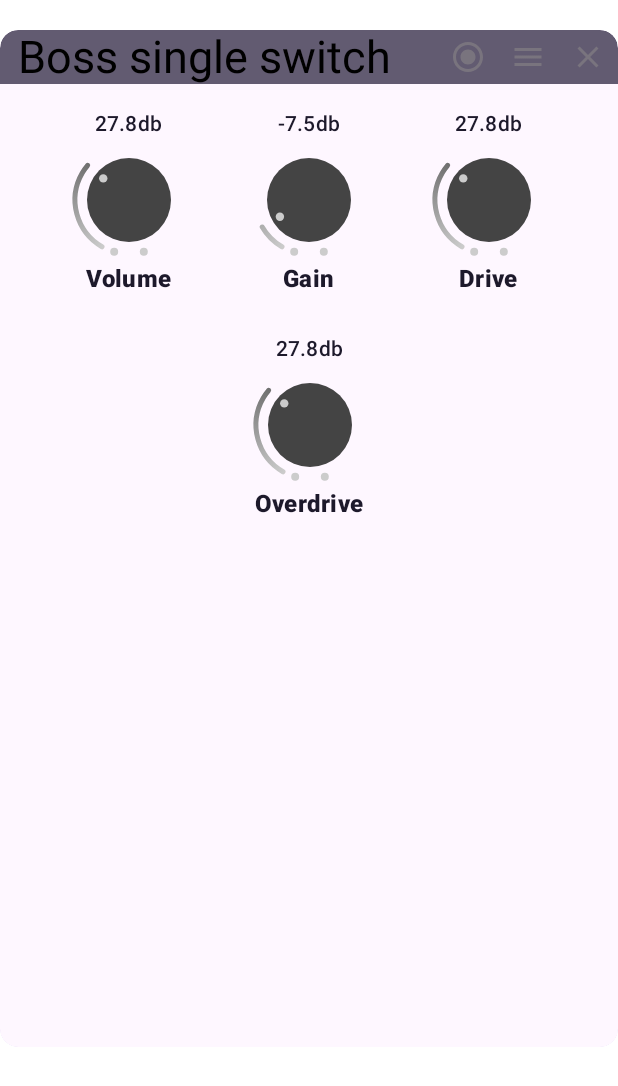
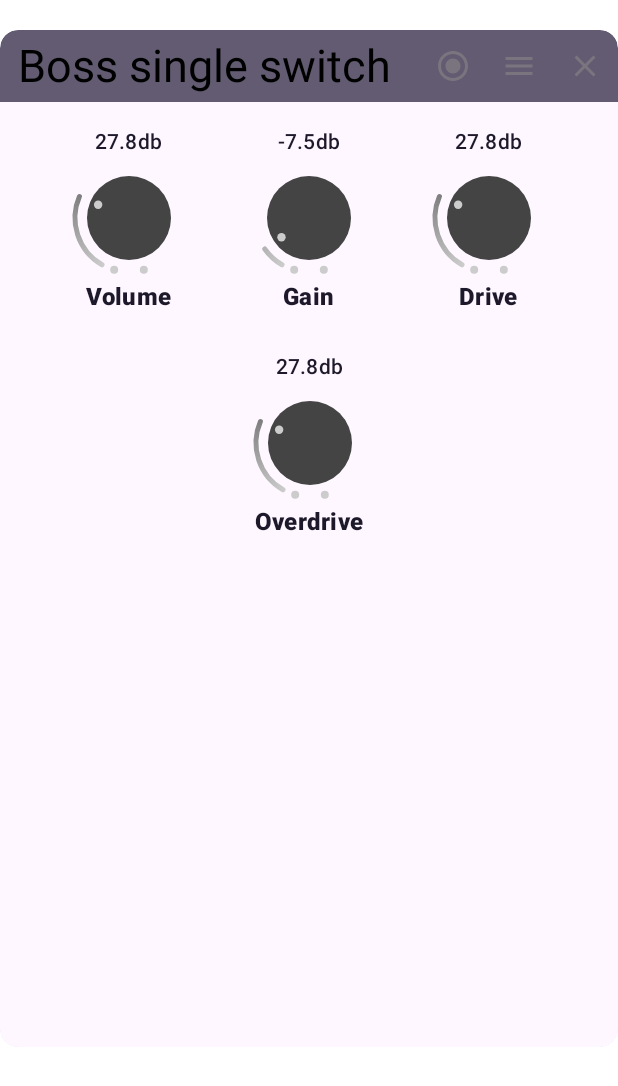
Before and after one commit to arutemu/pedalboard, an Android app built with Jetpack Compose: the @Preview function PedalboardMobileCardPreview, on a phone screen of 412 x 824 dp. Shown: the top 1086 px of the screen. Run offline under Robolectric (Android 15) with nearby library versions, the phone set to English and light mode, and no system bars.

Commit message:
Changes: - fixed Knob angle calculation - fixed some colours (regression after all lib updates) - cleaned up code a bit (fixed few typos)

```diff
--- a/app/src/main/java/com/mukuro/pedalboard/data/local/PluginElementType.kt
+++ b/app/src/main/java/com/mukuro/pedalboard/data/PluginElementType.kt
@@ -1,4 +1,4 @@
-package com.mukuro.pedalboard.data.local
+package com.mukuro.pedalboard.data
 
 enum class PluginElementType {
     Knob, Switch, Slider, RangeSlider, Selector
--- a/app/src/main/java/com/mukuro/pedalboard/ui/PedalboardListContent.kt
+++ b/app/src/main/java/com/mukuro/pedalboard/ui/PedalboardListContent.kt
@@ -242,7 +242,7 @@ fun PedalboardPluginsList(
         LazyRow(
             modifier = modifier
                 .clip(shape = RoundedCornerShape(36.dp,0.dp,0.dp,0.dp))
-                .background(MaterialTheme.colorScheme.surfaceVariant),
+                .background(MaterialTheme.colorScheme.surfaceDim), // color is fucked after libs update
                 //.padding(vertical = 12.dp),
             contentPadding = PaddingValues(
                 start = 24.dp,
--- a/app/src/main/java/com/mukuro/pedalboard/ui/components/PedalboardPluginCard.kt
+++ b/app/src/main/java/com/mukuro/pedalboard/ui/components/PedalboardPluginCard.kt
@@ -66,7 +66,6 @@ import kotlin.math.cos
 import kotlin.math.sin
 import androidx.compose.ui.tooling.preview.Preview
 import com.mukuro.pedalboard.data.Knob
-import com.mukuro.pedalboard.data.PluginElement
 import com.mukuro.pedalboard.data.RangeSlider
 import com.mukuro.pedalboard.data.Slider
 import com.mukuro.pedalboard.data.Switch
@@ -157,7 +156,7 @@ fun PedalboardPluginCard(
                 Row(
                     verticalAlignment = Alignment.CenterVertically,
                     modifier = Modifier
-                        //.height(48.dp)
+                        .height(48.dp)
                         .fillMaxWidth()
                         //.padding(top = 12.dp)
                         .background(MaterialTheme.colorScheme.secondary)
@@ -180,7 +179,7 @@ fun PedalboardPluginCard(
                     IconButton( // Icon 1
                         onClick = { /*TODO*/ },
                         modifier = Modifier
-                            .size(36.dp)
+                            .size(40.dp)
                             .padding(end = 4.dp)
                         //.align(Alignment.Vertical)
                         //.clip(CircleShape)
@@ -196,7 +195,7 @@ fun PedalboardPluginCard(
                     IconButton( // Icon 2
                         onClick = { /*TODO*/ },
                         modifier = Modifier
-                            .size(36.dp)
+                            .size(40.dp)
                             .padding(end = 4.dp)
                         //.align(Alignment.Vertical)
                         //.clip(CircleShape)
@@ -212,7 +211,7 @@ fun PedalboardPluginCard(
                     IconButton( // Icon 3
                         onClick = { /*TODO*/ },
                         modifier = Modifier
-                            .size(36.dp)
+                            .size(40.dp)
                             .padding(end = 4.dp)
                         //.align(Alignment.Vertical)
                         //.clip(CircleShape)
@@ -359,7 +358,7 @@ fun VolumeKnob(
                 //val indicatorRadius = radius - 20.dp.toPx()
                 val indicatorRadius = radius * 0.2f
                 val angleOffset = 60 // Offset the angle by 150 degrees to start at 7 and end at 5
-                val angleInDegrees = (angle * 360).coerceIn(0f, 300f) // SOMETHING FISHY HERE // MY CODE
+                val angleInDegrees = (angle * 360) / 1.2f //.coerceIn(0f, 300f) // SOMETHING FISHY HERE // MY CODE // FIXED EHHEHEHE :3
                 val indicatorOffsetX = (radius - indicatorRadius) * cos(Math.toRadians(angleInDegrees.toDouble()-angleOffset.toDouble())).toFloat()
                 val indicatorOffsetY = (radius - indicatorRadius) * sin(Math.toRadians(angleInDegrees.toDouble()-angleOffset.toDouble())).toFloat()
                 val indicatorCenterX = centerX - indicatorOffsetX
--- a/app/src/main/java/com/mukuro/pedalboard/ui/theme/Theme.kt
+++ b/app/src/main/java/com/mukuro/pedalboard/ui/theme/Theme.kt
@@ -57,10 +57,6 @@ fun PedalboardTheme(
     if (!view.isInEditMode) {
         SideEffect {
             val window = (view.context as Activity).window
-            //window.clearFlags(WindowManager.LayoutParams.FLAG_TRANSLUCENT_STATUS)
-            //window.addFlags(WindowManager.LayoutParams.FLAG_DRAWS_SYSTEM_BAR_BACKGROUNDS)
-            //window.statusBarColor = Color.Transparent.toArgb()
-            //window.navigationBarColor = Color.Transparent.toArgb()
 
             window.statusBarColor = colorScheme.primary.toArgb() // Original
             //window.statusBarColor = colorScheme.inverseOnSurface.toArgb() // for the same color as the top bar, but with font color issue
--- a/app/src/main/java/com/mukuro/pedalboard/ui/utils/WindowStateUtils.kt
+++ b/app/src/main/java/com/mukuro/pedalboard/ui/utils/WindowStateUtils.kt
@@ -54,7 +54,7 @@ fun isSeparating(foldFeature: FoldingFeature?): Boolean {
  * Different type of navigation supported by app depending on device size and state.
  */
 enum class PedalboardNavigationType {
-    BOTTOM_NAVIGATION, NAVIGATION_RAIL, PERMANENT_NAVIGATION_DRAWER, DISMISSABLE_NAVIGATION_DRAWER
+    BOTTOM_NAVIGATION, NAVIGATION_RAIL, PERMANENT_NAVIGATION_DRAWER, DISMISSIBLE_NAVIGATION_DRAWER
 }
 
 /**
```
Also changed, not shown: app/src/main/java/com/mukuro/pedalboard/ui/PedalboardApp.kt (+2 -43 lines).
